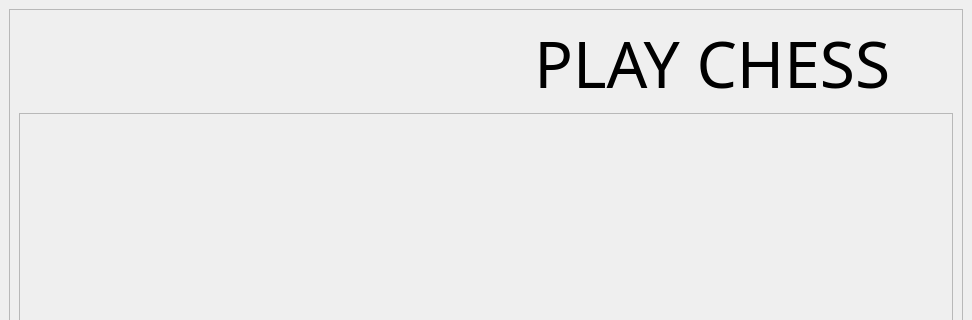
Above: zcilent/connectscreen.ui from Hakan-Kocaman/Chess_Game_Computer_Networks before the change; both pictures show x 0 to 972 and y 0 to 320 of the 972 by 635 pixel window. Below: the same form after it.
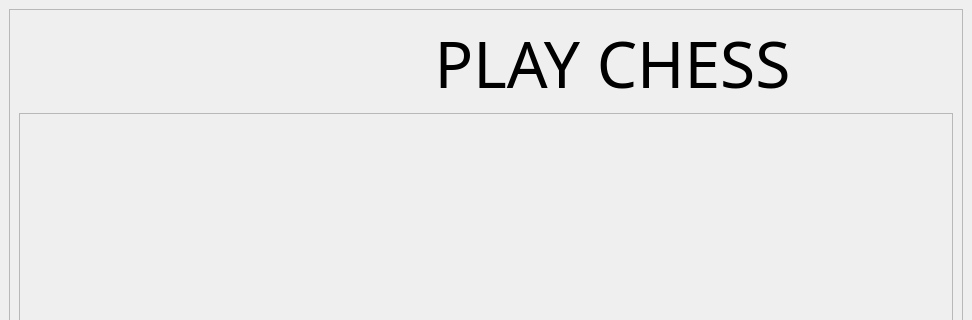
That is the form after the change.

The edit to the form file:
```diff
--- a/zcilent/connectscreen.ui
+++ b/zcilent/connectscreen.ui
@@ -33,7 +33,7 @@
           </font>
          </property>
          <property name="text">
-          <string>                               PLAY CHESS</string>
+          <string>                         PLAY CHESS</string>
          </property>
         </widget>
        </item>
```
